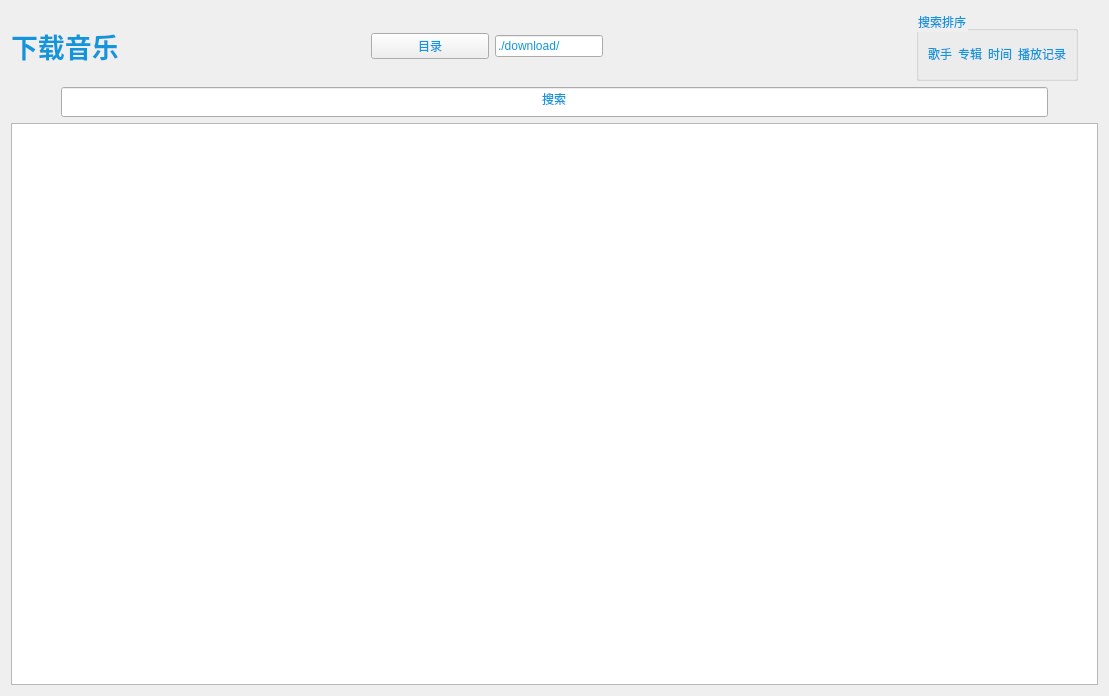
Before: the Qt Designer form src/view/downloadview.ui in zhichao10086/MusicPlayer, drawn with Qt 5.
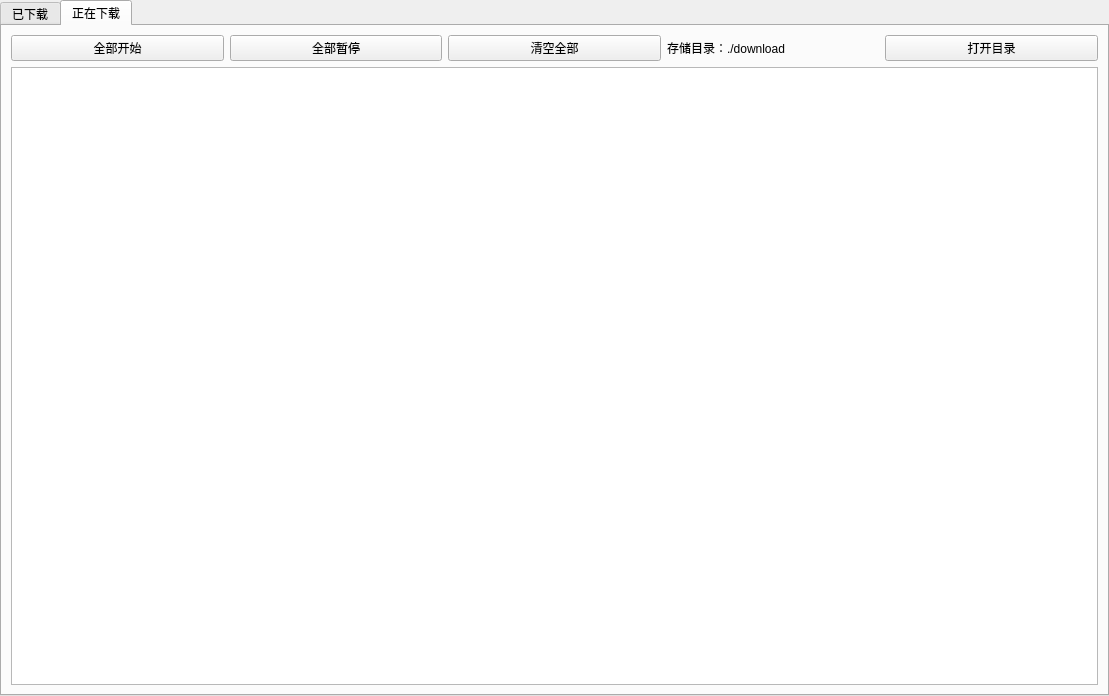
After: the same form once the commit is applied. The open tabs and pages were chosen to show the change.

Patch:
```diff
--- a/src/view/downloadview.ui
+++ b/src/view/downloadview.ui
@@ -14,13 +14,43 @@
    <string>Form</string>
   </property>
   <property name="styleSheet">
-   <string notr="true">color:#1296db;</string>
+   <string notr="true"/>
   </property>
-  <layout class="QVBoxLayout" name="verticalLayout" stretch="1,1,8">
+  <layout class="QVBoxLayout" name="verticalLayout" stretch="0">
+   <property name="spacing">
+    <number>0</number>
+   </property>
+   <property name="leftMargin">
+    <number>0</number>
+   </property>
+   <property name="topMargin">
+    <number>0</number>
+   </property>
+   <property name="rightMargin">
+    <number>0</number>
+   </property>
+   <property name="bottomMargin">
+    <number>0</number>
+   </property>
    <item>
-    <layout class="QHBoxLayout" name="horizontalLayout" stretch="5,2,1">
+    <widget class="QTabWidget" name="tabWidget">
+     <property name="currentIndex">
+      <number>0</number>
+     </property>
+     <widget class="QWidget" name="downloadedWidget">
+      <attribute name="title">
+       <string>已下载</string>
+      </attribute>
+      <layout class="QGridLayout" name="gridLayout">
+       <item row="0" column="0">
+        <layout class="QVBoxLayout" name="verticalLayout_5">
+         <property name="bottomMargin">
+          <number>0</number>
+         </property>
+         <item>
+          <layout class="QHBoxLayout" name="horizontalLayout">
      <property name="rightMargin">
-      <number>20</number>
+            <number>50</number>
      </property>
      <item>
       <layout class="QHBoxLayout" name="horizontalLayout_3" stretch="3,1,0">
@@ -28,7 +58,7 @@
         <number>50</number>
        </property>
        <item>
-        <widget class="QLabel" name="label">
+              <widget class="QLabel" name="label_2">
          <property name="font">
           <font>
            <pointsize>20</pointsize>
@@ -37,11 +67,10 @@
           </font>
          </property>
          <property name="styleSheet">
-          <string notr="true">QLabel{color:#1296db;
-}</string>
+                <string notr="true"/>
          </property>
          <property name="text">
-          <string>下载音乐</string>
+                <string>已下载歌曲</string>
          </property>
          <property name="textFormat">
           <enum>Qt::AutoText</enum>
@@ -92,21 +121,21 @@
          </property>
          <layout class="QHBoxLayout" name="horizontalLayout_5">
           <item>
-           <widget class="QPushButton" name="pushButton_2">
+                 <widget class="QPushButton" name="pushButton_6">
             <property name="text">
              <string>歌手</string>
             </property>
            </widget>
           </item>
           <item>
-           <widget class="QPushButton" name="pushButton_3">
+                 <widget class="QPushButton" name="pushButton_7">
             <property name="text">
              <string>专辑</string>
             </property>
            </widget>
           </item>
           <item>
-           <widget class="QPushButton" name="pushButton_4">
+                 <widget class="QPushButton" name="pushButton_8">
             <property name="text">
              <string>时间</string>
             </property>
@@ -127,43 +156,74 @@
     </layout>
    </item>
    <item>
-    <layout class="QHBoxLayout" name="horizontalLayout_2">
-     <property name="leftMargin">
-      <number>50</number>
-     </property>
-     <property name="rightMargin">
-      <number>50</number>
-     </property>
+          <layout class="QVBoxLayout" name="verticalLayout_2">
      <item>
-      <widget class="QLineEdit" name="leSearch">
-       <property name="sizePolicy">
-        <sizepolicy hsizetype="Expanding" vsizetype="Fixed">
-         <horstretch>0</horstretch>
-         <verstretch>0</verstretch>
-        </sizepolicy>
-       </property>
-       <property name="minimumSize">
-        <size>
-         <width>0</width>
-         <height>30</height>
-        </size>
-       </property>
-       <property name="text">
-        <string>搜索</string>
-       </property>
-       <property name="alignment">
-        <set>Qt::AlignCenter</set>
-       </property>
-      </widget>
-     </item>
-    </layout>
-   </item>
+            <widget class="QListWidget" name="lwDownload"/>
+           </item>
+          </layout>
+         </item>
+        </layout>
+       </item>
+      </layout>
+     </widget>
+     <widget class="QWidget" name="downloadingWdiget">
+      <attribute name="title">
+       <string>正在下载</string>
+      </attribute>
+      <layout class="QVBoxLayout" name="verticalLayout_4">
    <item>
     <layout class="QVBoxLayout" name="verticalLayout_3">
      <item>
-      <widget class="QListWidget" name="lwMusicList"/>
-     </item>
-    </layout>
+          <layout class="QHBoxLayout" name="horizontalLayout_2">
+           <item>
+            <widget class="QPushButton" name="pushButton_3">
+             <property name="text">
+              <string>全部开始</string>
+             </property>
+            </widget>
+           </item>
+           <item>
+            <widget class="QPushButton" name="pushButton">
+             <property name="text">
+              <string>全部暂停</string>
+             </property>
+            </widget>
+           </item>
+           <item>
+            <widget class="QPushButton" name="pushButton_2">
+             <property name="text">
+              <string>清空全部</string>
+             </property>
+            </widget>
+           </item>
+           <item>
+            <widget class="QLabel" name="label">
+             <property name="text">
+              <string>存储目录：./download</string>
+             </property>
+            </widget>
+           </item>
+           <item>
+            <widget class="QPushButton" name="pushButton_4">
+             <property name="text">
+              <string>打开目录</string>
+             </property>
+            </widget>
+           </item>
+          </layout>
+         </item>
+         <item>
+          <layout class="QVBoxLayout" name="verticalLayout_6">
+           <item>
+            <widget class="QListWidget" name="listWidget_2"/>
+           </item>
+          </layout>
+         </item>
+        </layout>
+       </item>
+      </layout>
+     </widget>
+    </widget>
    </item>
   </layout>
  </widget>
```
Left out of the diff: 16 changed lines with no effect on the pictures. Lines whose indentation alone changed are shown as unchanged.
